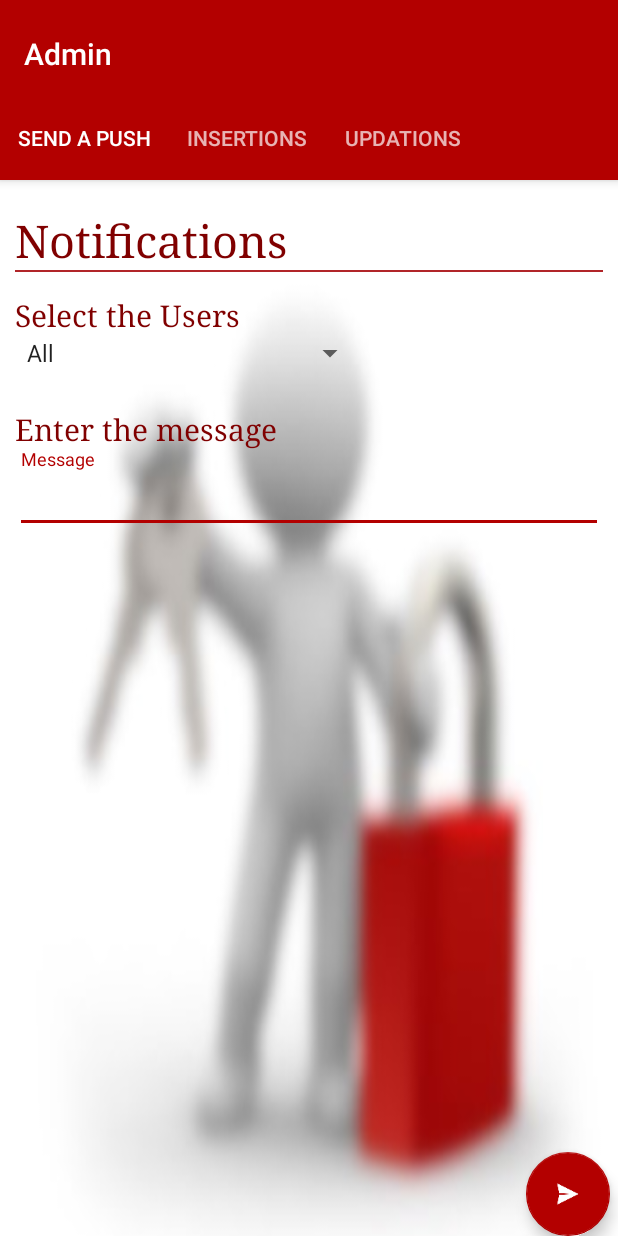
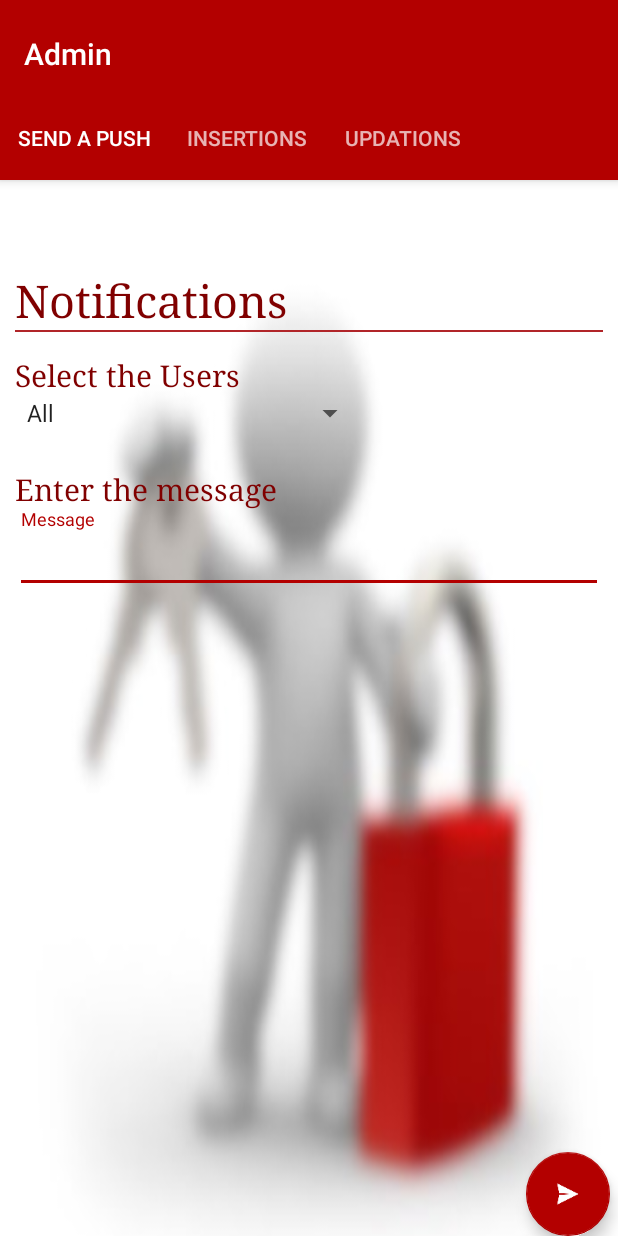
Before and after one commit to Daminiverma/DavJalandhar, an Android app: the Admin_Push screen opened directly, with no data from a screen before it, on a phone screen of 412 x 824 dp. Run offline under Robolectric (Android 15) with nearby library versions, the phone set to English and light mode, and no system bars.

Commit message:
second Commit

```diff
--- a/app/src/main/res/layout/admin__push.xml
+++ b/app/src/main/res/layout/admin__push.xml
@@ -3,6 +3,7 @@
     android:layout_width="match_parent"
     android:layout_height="match_parent"
     android:background="@drawable/login_red"
+    android:paddingTop="40dp"
     tools:context="com.example.babyd_000.dav_jalandhar.Admin_Push">
 
     <!-- TODO: Update blank fragment layout -->
```
Also changed, not shown: 3 other files.
